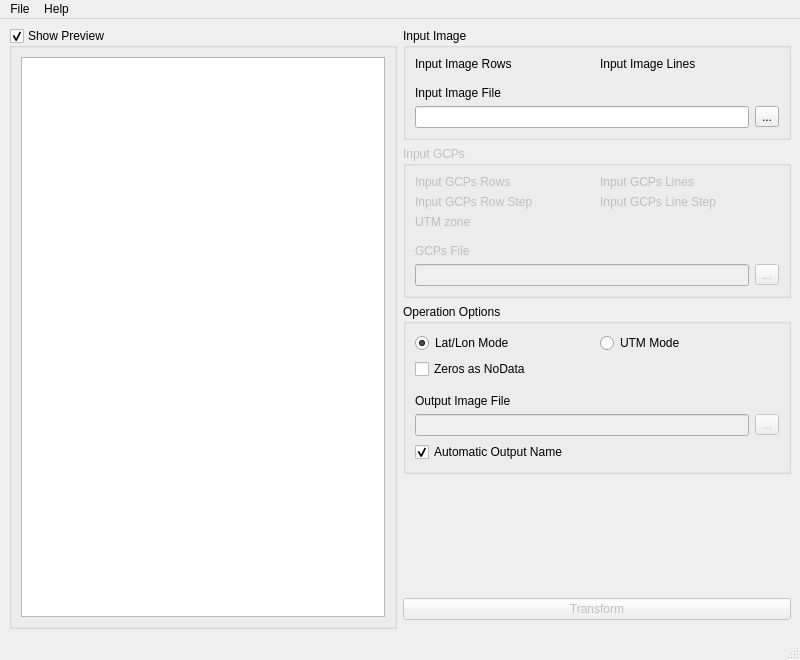
Old version of the form src/qt/mainwindow.ui in the repository mentaljam/MSUProj.
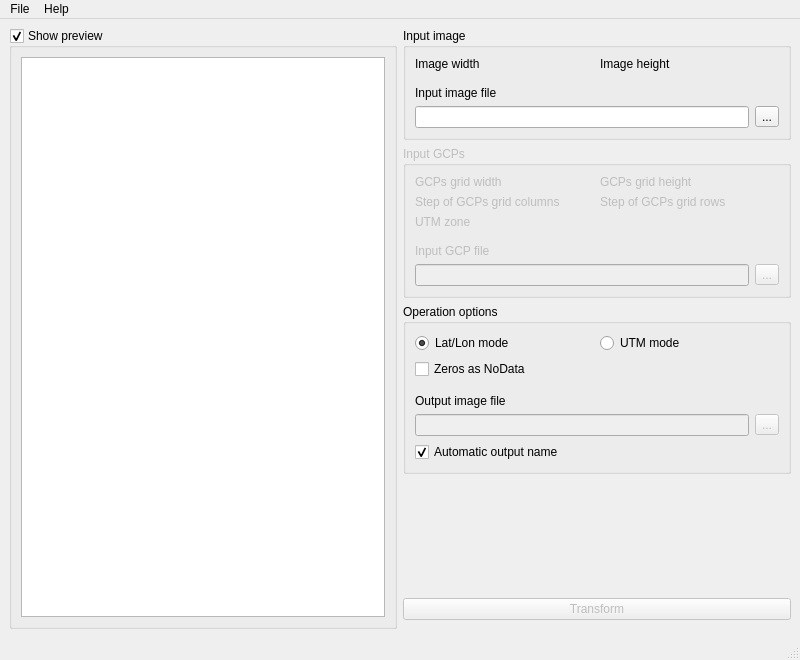
New version of the form. Icons and pictures are not drawn.

Diff of the .ui file:
```diff
--- a/src/qt/mainwindow.ui
+++ b/src/qt/mainwindow.ui
@@ -22,7 +22,7 @@
     <item>
      <widget class="QGroupBox" name="previewBox">
       <property name="title">
-       <string>Show Preview</string>
+       <string>Show preview</string>
       </property>
       <property name="checkable">
        <bool>true</bool>
@@ -55,22 +55,22 @@
          </sizepolicy>
         </property>
         <property name="title">
-         <string>Input Image</string>
+         <string>Input image</string>
         </property>
         <layout class="QVBoxLayout" name="verticalLayout">
          <item>
           <layout class="QGridLayout" name="imageInfo">
-           <item row="0" column="0">
-            <widget class="QLabel" name="imageRowsLabel">
+           <item row="0" column="1">
+            <widget class="QLabel" name="imageHeightLabel">
              <property name="text">
-              <string>Input Image Rows</string>
+              <string>Image height</string>
              </property>
             </widget>
            </item>
-           <item row="0" column="1">
-            <widget class="QLabel" name="imageLinesLabel">
+           <item row="0" column="0">
+            <widget class="QLabel" name="imageWidthLabel">
              <property name="text">
-              <string>Input Image Lines</string>
+              <string>Image width</string>
              </property>
             </widget>
            </item>
@@ -98,7 +98,7 @@
             <string>Path to input image file</string>
            </property>
            <property name="text">
-            <string>Input Image File</string>
+            <string>Input image file</string>
            </property>
           </widget>
          </item>
@@ -149,28 +149,28 @@
            <item row="0" column="1">
             <widget class="QLabel" name="gcpLinesLabel">
              <property name="text">
-              <string>Input GCPs Lines</string>
+              <string>GCPs grid height</string>
              </property>
             </widget>
            </item>
            <item row="0" column="0">
             <widget class="QLabel" name="gcpRowsLabel">
              <property name="text">
-              <string>Input GCPs Rows</string>
+              <string>GCPs grid width</string>
              </property>
             </widget>
            </item>
            <item row="1" column="0">
             <widget class="QLabel" name="gcpRowStepLabel">
              <property name="text">
-              <string>Input GCPs Row Step</string>
+              <string>Step of GCPs grid columns</string>
              </property>
             </widget>
            </item>
            <item row="1" column="1">
             <widget class="QLabel" name="gcpLineStepLabel">
              <property name="text">
-              <string>Input GCPs Line Step</string>
+              <string>Step of GCPs grid rows</string>
              </property>
             </widget>
            </item>
@@ -205,7 +205,7 @@
             <string>Path to input GCP file</string>
            </property>
            <property name="text">
-            <string>GCPs File</string>
+            <string>Input GCP file</string>
            </property>
           </widget>
          </item>
@@ -245,7 +245,7 @@
       <item>
        <widget class="QGroupBox" name="optBox">
         <property name="title">
-         <string>Operation Options</string>
+         <string>Operation options</string>
         </property>
         <layout class="QVBoxLayout" name="verticalLayout_2">
          <item>
@@ -256,7 +256,7 @@
            <item>
             <widget class="QRadioButton" name="modeLatLonButton">
              <property name="text">
-              <string>Lat/Lon Mode</string>
+              <string>Lat/Lon mode</string>
              </property>
              <property name="checked">
               <bool>true</bool>
@@ -266,7 +266,7 @@
            <item>
             <widget class="QRadioButton" name="modeUTMButton">
              <property name="text">
-              <string>UTM Mode</string>
+              <string>UTM mode</string>
              </property>
             </widget>
            </item>
@@ -301,7 +301,7 @@
             <string>Path to output image file</string>
            </property>
            <property name="text">
-            <string>Output Image File</string>
+            <string>Output image file</string>
            </property>
           </widget>
          </item>
@@ -344,7 +344,7 @@
          <item>
           <widget class="QCheckBox" name="autoOutNameBox">
            <property name="text">
-            <string>Automatic Output Name</string>
+            <string>Automatic output name</string>
            </property>
            <property name="checked">
             <bool>true</bool>
```
Left out of the diff: 10 changed lines with no effect on the pictures.
